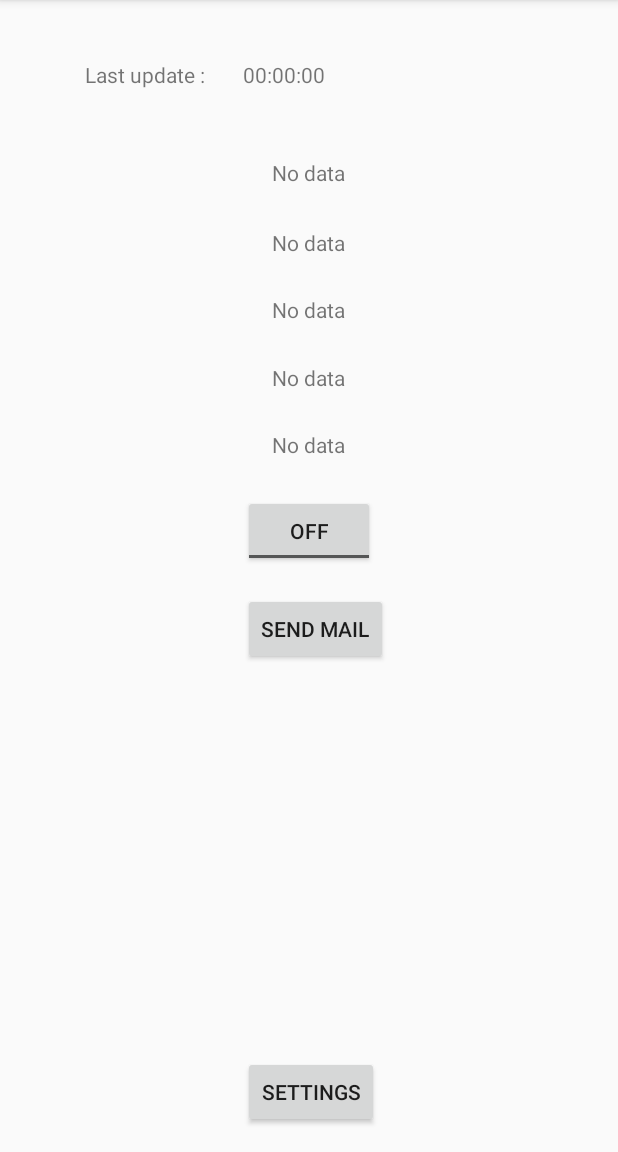
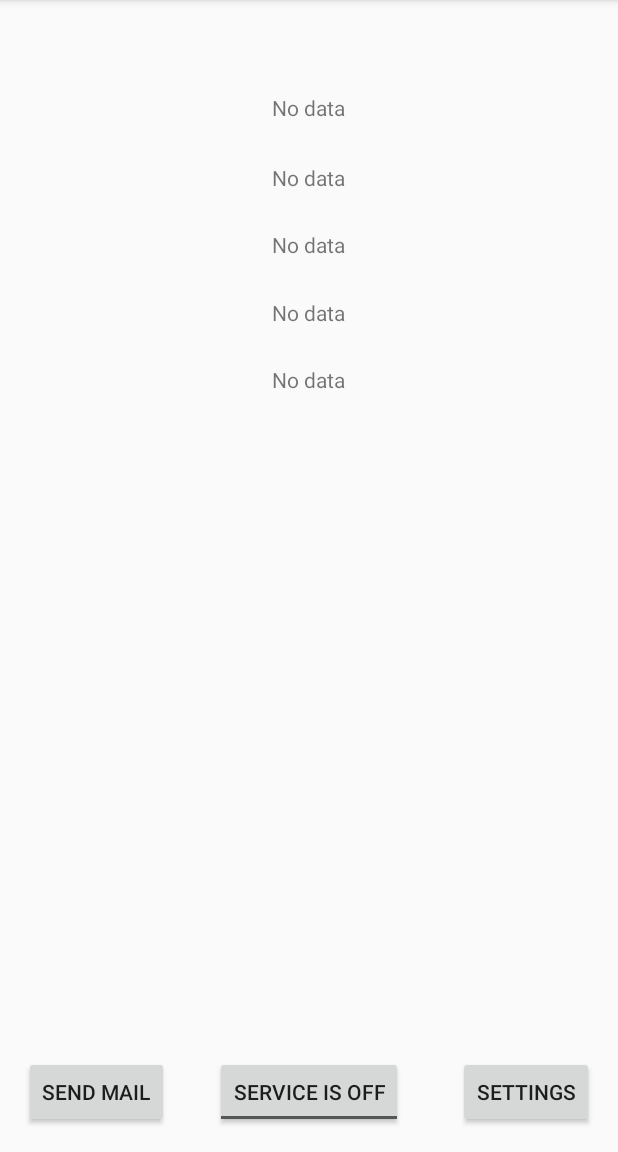
Before and after one commit to hornmartin/ProjetAMIO, an Android app: the screen it shows after launch (MainActivity), on a phone screen of 412 x 824 dp, the part 84-1236 px from its top. Run offline under Robolectric (Android 15) with nearby library versions, the phone set to English and light mode, and no system bars.

Commit message:
activy layout

```diff
--- a/app/src/main/java/com/example/boixel/projetamio/MainActivity.java
+++ b/app/src/main/java/com/example/boixel/projetamio/MainActivity.java
@@ -13,16 +13,31 @@ import android.content.Intent;
 import android.view.View;
 import android.widget.*;
 
+import org.w3c.dom.Text;
+
+import java.util.ArrayList;
+import java.util.HashMap;
+import java.util.Random;
+
 import static java.lang.Long.parseLong;
 
 public class MainActivity extends AppCompatActivity {
     public static final String RECEIVE_MOTE_INFO = "RECEIVE_MOTE_INFO";
+    private HashMap<String, Integer> motes;
+    private ArrayList<Integer> views;
     SharedPreferences sharedPref;
 
     @Override
     protected void onCreate(Bundle savedInstanceState) {
 
         super.onCreate(savedInstanceState);
+        motes = new HashMap<>();
+        views = new ArrayList<>();
+        views.add(R.id.mote1);
+        views.add(R.id.mote2);
+        views.add(R.id.mote3);
+        views.add(R.id.mote4);
+        views.add(R.id.mote5);
         setContentView(R.layout.activity_main);
         Log.d("MainActivity", "Creation de l'activité");
         PreferenceManager.setDefaultValues(this, R.xml.preferences, false);
@@ -81,12 +96,27 @@ public class MainActivity extends AppCompatActivity {
             if(!intent.getAction().equals(RECEIVE_MOTE_INFO)){
                 return;
             }
+
             Mote mote = intent.getParcelableExtra("mote");
+            int i;
+            if(motes.containsKey(mote.getAddress())){
+                i = motes.get(mote.getAddress());
+            } else {
+                if(motes.values().size()>views.size()){
+                    i = new Random(views.size()).nextInt();
+                } else {
+                    i = motes.values().size();
+                }
+                motes.put(mote.getAddress(),i);
+            }
+            Log.d("WebService",i+"");
+            ((TextView)findViewById(views.get(i))).setText(mote.toString());
+            /*
             TextView moteText;
             switch(mote.getAddress()){
                 case "9.138":
                     moteText = (TextView) findViewById(R.id.mote1);
-                    moteText.setText(/*"Mote 9.138 "+mote.getLastValue()*/mote.toString());
+                    moteText.setText(/*"Mote 9.138 "+mote.getLastValue()mote.toString());
                     break;
                 case "81.77":
                     moteText = (TextView) findViewById(R.id.mote2);
@@ -109,6 +139,7 @@ public class MainActivity extends AppCompatActivity {
                 default:
                     break;
             }
+        */
             TextView time = (TextView) findViewById(R.id.timestamp);
         }
     };
--- a/app/src/main/java/com/example/boixel/projetamio/WebService.java
+++ b/app/src/main/java/com/example/boixel/projetamio/WebService.java
@@ -176,6 +176,8 @@ public class WebService extends Service {
                 JSONObject obj = data.getJSONObject(i);
 
                 timestamp = obj.getLong("timestamp");
+                while(timestamp>9999999999L)    //timestamp in seconds
+                    timestamp/=1000;
                 value = obj.getDouble("value");
                 mote = obj.getString("mote");
 
--- a/app/src/main/res/layout/activity_main.xml
+++ b/app/src/main/res/layout/activity_main.xml
@@ -61,24 +61,12 @@
         tools:text="No data" />
 
     <TextView
-        android:text="Last update :"
         android:layout_width="wrap_content"
         android:layout_height="wrap_content"
-        android:layout_marginTop="24dp"
-        android:id="@+id/lastUpdate"
-        tools:text="Last update :"
-        android:layout_alignParentTop="true"
-        android:layout_toStartOf="@+id/serviceButton"
-        android:layout_marginEnd="25dp" />
-
-    <Button
-        android:text="Send mail"
-        android:layout_width="wrap_content"
-        android:layout_height="wrap_content"
-        android:layout_marginTop="17dp"
-        android:id="@+id/mailButton"
-        tools:text="Send mail"
-        android:layout_below="@+id/serviceButton"
+        android:id="@+id/timestamp"
+        android:text="00:00:00"
+        tools:text="00:00:00"
+        android:layout_above="@+id/mote1"
         android:layout_alignStart="@+id/serviceButton" />
 
     <Button
@@ -88,24 +76,25 @@
         android:id="@+id/settingsButton"
         tools:text="Settings"
         android:layout_alignParentBottom="true"
-        android:layout_alignStart="@+id/mailButton" />
+        android:layout_alignParentEnd="true" />
+
+    <Button
+        android:text="Send mail"
+        android:layout_width="wrap_content"
+        android:layout_height="wrap_content"
+        android:id="@+id/mailButton"
+        tools:text="Send mail"
+        android:layout_alignParentBottom="true"
+        android:layout_alignParentStart="true" />
 
     <ToggleButton
         android:text="ToggleButton"
         android:layout_width="wrap_content"
         android:layout_height="wrap_content"
         android:id="@+id/serviceButton"
-        android:layout_marginTop="24dp"
-        android:layout_below="@+id/mote5"
-        android:layout_centerHorizontal="true" />
-
-    <TextView
-        android:layout_width="wrap_content"
-        android:layout_height="wrap_content"
-        android:id="@+id/timestamp"
-        android:text="00:00:00"
-        tools:text="00:00:00"
-        android:layout_above="@+id/mote1"
-        android:layout_alignStart="@+id/serviceButton" />
+        android:layout_alignParentBottom="true"
+        android:layout_centerHorizontal="true"
+        android:textOn="Service is on"
+        android:textOff="Service is off"/>
 
 </RelativeLayout>
```
Also changed, not shown: app/src/main/java/com/example/boixel/projetamio/Mote.java (+10 -6 lines).
